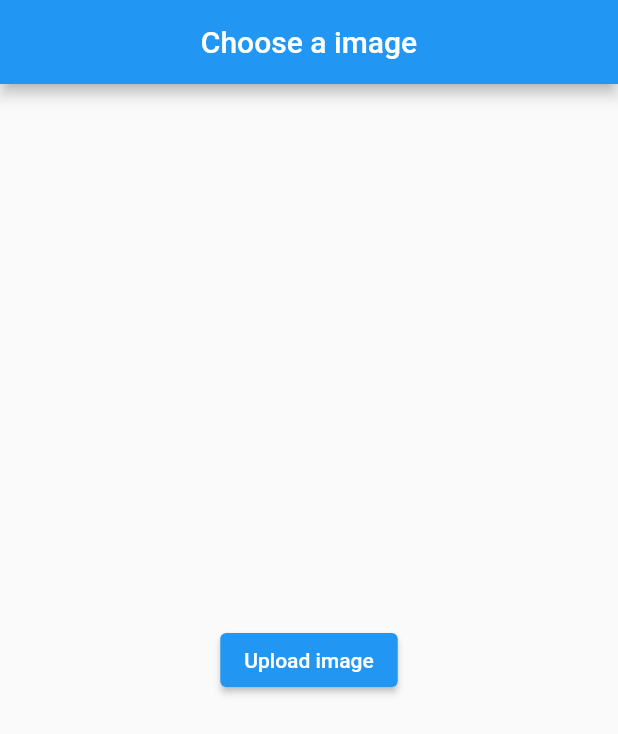
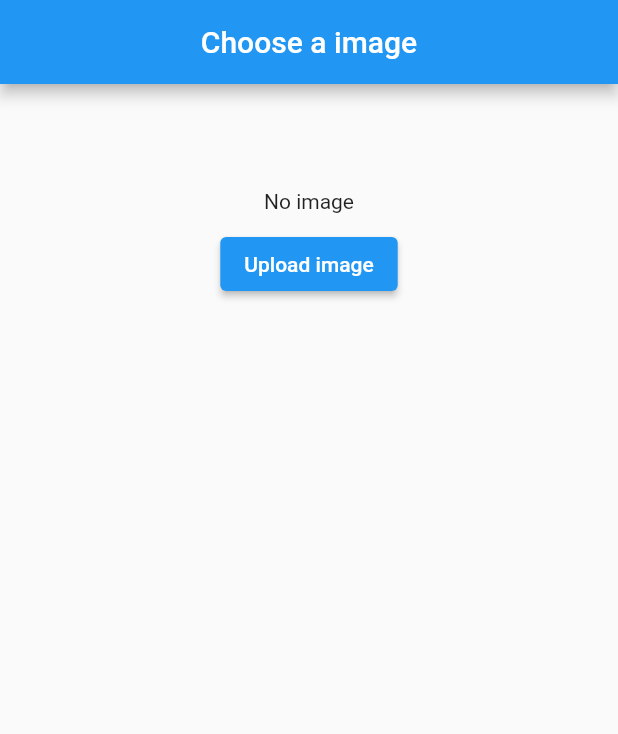
Before and after one commit to GabrielVScalese/Image-Flutter, a Flutter app: the screen it shows after launch, after a tap on "Upload image", on a phone screen of 412 x 824 dp. Shown: the top 734 px of the screen. Run offline on Flutter 3.47's test engine with Material 2 defaults, Android fonts, the phone set to English and light mode, and no system bars; our stand-ins replace image_picker; network calls fail.

Commit message:
Updated methods

```diff
--- a/project/lib/home_page.dart
+++ b/project/lib/home_page.dart
@@ -1,9 +1,10 @@
 import 'dart:convert';
+import 'dart:io';
 
 import 'package:flutter/cupertino.dart';
 import 'package:flutter/material.dart';
+import 'package:http/http.dart' as http;
 import 'package:image_picker/image_picker.dart';
-import 'package:http/http.dart' as http;
 
 class HomePage extends StatefulWidget {
   @override
@@ -11,24 +12,29 @@ class HomePage extends StatefulWidget {
 }
 
 class _HomePageState extends State<HomePage> {
-  var imageLink = 'Generated link: ';
-  var isVisible = false;
-  var icPicBytes;
+  var picBytes;
+  var imgFile;
+  var img64;
 
+  // Open gallery and convert image
   _openGallery() async {
-    var picture =
-        // ignore: invalid_use_of_visible_for_testing_member
-        await ImagePicker.platform.pickImage(source: ImageSource.gallery);
+    try {
+      var imgPicker = ImagePicker();
+      var pickedFile = await imgPicker.getImage(source: ImageSource.gallery);
 
-    List imageBytes = await picture.readAsBytes();
-    icPicBytes = base64Encode(imageBytes);
-    return icPicBytes;
+      setState(() {
+        imgFile = File(pickedFile.path);
+      });
+
+      var bytes = await pickedFile.readAsBytes();
+      img64 = base64Encode(bytes);
+    } catch (error) {}
   }
 
-  _uploadImage(picBytes) async {
+  // Upload image
+  _uploadImage(img64) async {
     var clientID = ''; // your client id
-    var jsonData = json.encode({'image': picBytes});
-
+    var jsonData = json.encode({'image': img64});
     var response = await http.post(
         Uri.parse(
           'https://api.imgur.com/3/image',
@@ -43,6 +49,21 @@ class _HomePageState extends State<HomePage> {
     return map['data']['link'];
   }
 
+  Widget _decideView() {
+    if (imgFile == null)
+      return Container(
+        child: Text('No image'),
+        margin: EdgeInsets.only(bottom: 10, top: 70),
+      );
+    else
+      return Container(
+        child: Image.file(imgFile),
+        width: 300,
+        height: 300,
+        margin: EdgeInsets.only(bottom: 10, top: 70),
+      );
+  }
+
   @override
   Widget build(BuildContext context) {
     return Scaffold(
@@ -55,29 +76,14 @@ class _HomePageState extends State<HomePage> {
           alignment: Alignment.topCenter,
           child: Column(
             crossAxisAlignment: CrossAxisAlignment.center,
-            mainAxisAlignment: MainAxisAlignment.center,
             children: [
-              Visibility(
-                visible: isVisible,
-                child: Container(
-                  alignment: Alignment.topCenter,
-                  margin: EdgeInsets.only(bottom: 20),
-                  child: Text(
-                    imageLink,
-                    style: TextStyle(fontSize: 17),
-                  ),
-                ),
-              ),
+              _decideView(),
               Container(
                 child: ElevatedButton(
                   onPressed: () async {
-                    isVisible = false;
-                    var picBytes = await _openGalery();
-                    imageLink = await _uploadImage(picBytes);
-                    setState(() {
-                      isVisible = true;
-                      print(imageLink);
-                    });
+                    await _openGallery();
+                    var link = await _uploadImage(img64);
+                    print(link);
                   },
                   child: Text('Upload image'),
                 ),
--- a/project/pubspec.yaml
+++ b/project/pubspec.yaml
@@ -22,7 +22,7 @@ environment:
 
 dependencies:
   http: ^0.13.3
-  image_picker: ^0.7.4
+  image_picker: ^0.7.5
   flutter:
     sdk: flutter
 
```
Also changed, not shown: project/pubspec.lock.
